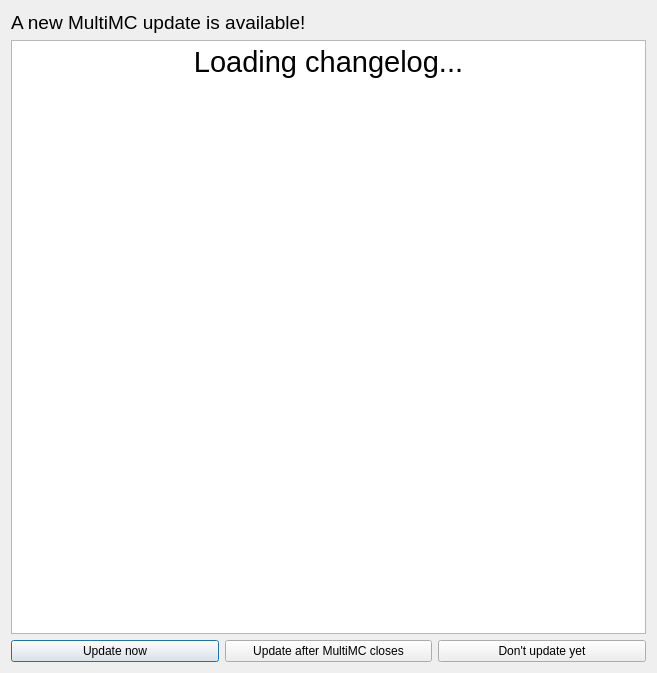
The window that gui/dialogs/UpdateDialog.ui (FreesmTeam/FreesmLauncher) describes before a commit, drawn with Qt 5.
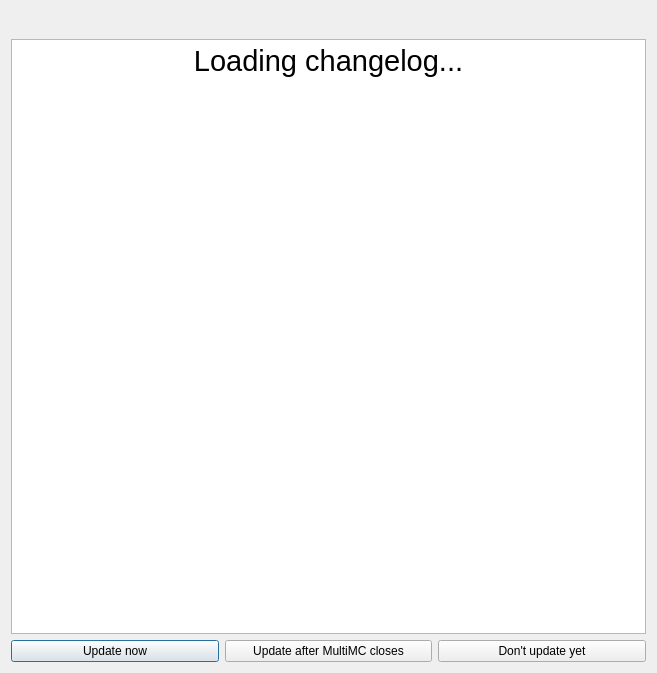
The same window after the commit. Icons and pictures are not drawn.

Commit message: Show update channel in the update dialog, actually show changelog for the selected update channel.

The edit to the form file:
```diff
--- a/gui/dialogs/UpdateDialog.ui
+++ b/gui/dialogs/UpdateDialog.ui
@@ -28,7 +28,7 @@
         </font>
        </property>
        <property name="text">
-        <string>A new MultiMC update is available!</string>
+        <string/>
        </property>
        <property name="alignment">
         <set>Qt::AlignLeading|Qt::AlignLeft|Qt::AlignVCenter</set>
```
The commit also changes 1 other file.
